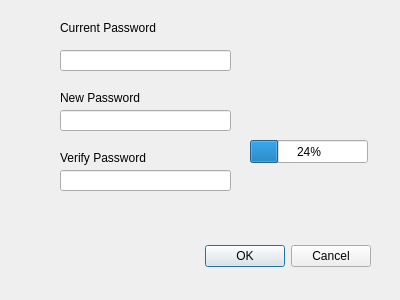
This is changepassword.ui in scott1541/GroupProject as Qt 5 draws it before an edit. The edited form follows.
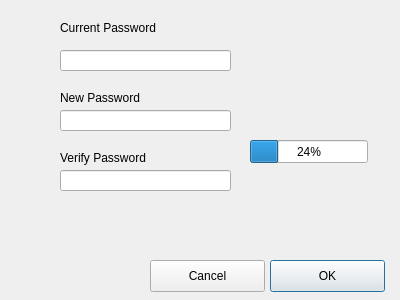
This is the edited form.

The edit to the form file:
```diff
--- a/changepassword.ui
+++ b/changepassword.ui
@@ -13,22 +13,6 @@
   <property name="windowTitle">
    <string>Dialog</string>
   </property>
-  <widget class="QDialogButtonBox" name="buttonBox">
-   <property name="geometry">
-    <rect>
-     <x>30</x>
-     <y>240</y>
-     <width>341</width>
-     <height>32</height>
-    </rect>
-   </property>
-   <property name="orientation">
-    <enum>Qt::Horizontal</enum>
-   </property>
-   <property name="standardButtons">
-    <set>QDialogButtonBox::Cancel|QDialogButtonBox::Ok</set>
-   </property>
-  </widget>
   <widget class="QLineEdit" name="lineEdit">
    <property name="geometry">
     <rect>
@@ -111,6 +95,32 @@
     <number>24</number>
    </property>
   </widget>
+  <widget class="QPushButton" name="pushButton">
+   <property name="geometry">
+    <rect>
+     <x>270</x>
+     <y>260</y>
+     <width>115</width>
+     <height>32</height>
+    </rect>
+   </property>
+   <property name="text">
+    <string>OK</string>
+   </property>
+  </widget>
+  <widget class="QPushButton" name="pushButton_2">
+   <property name="geometry">
+    <rect>
+     <x>150</x>
+     <y>260</y>
+     <width>115</width>
+     <height>32</height>
+    </rect>
+   </property>
+   <property name="text">
+    <string>Cancel</string>
+   </property>
+  </widget>
  </widget>
  <resources/>
  <connections>
```
Left out of the diff: 35 changed lines with no effect on the pictures.
